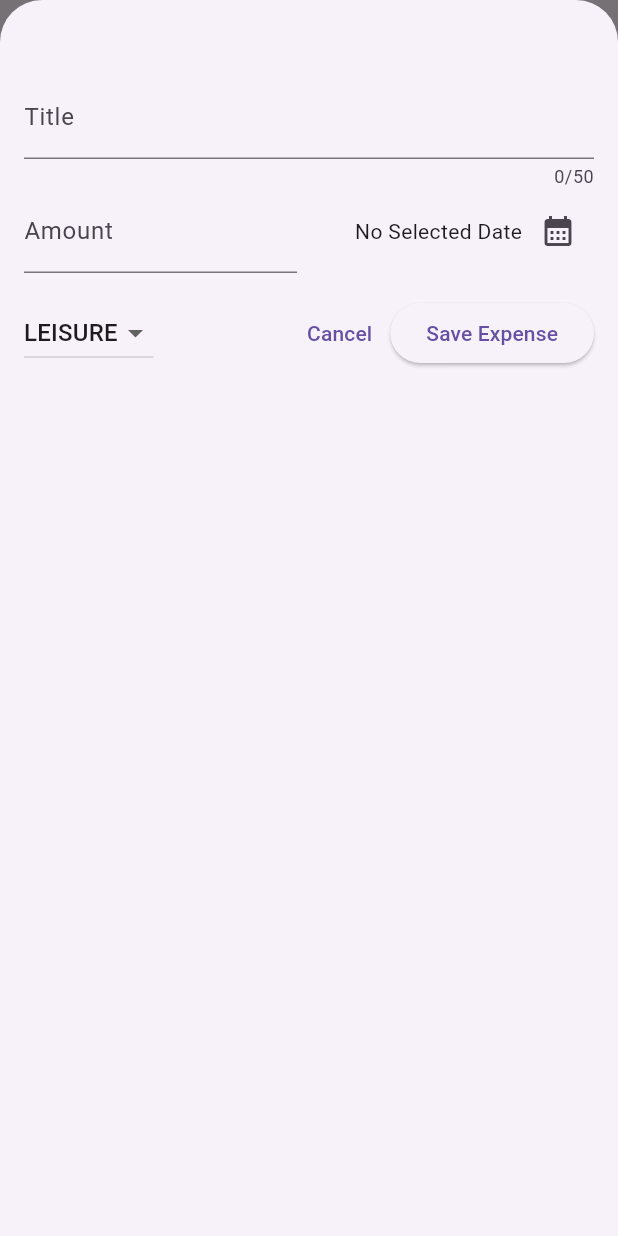
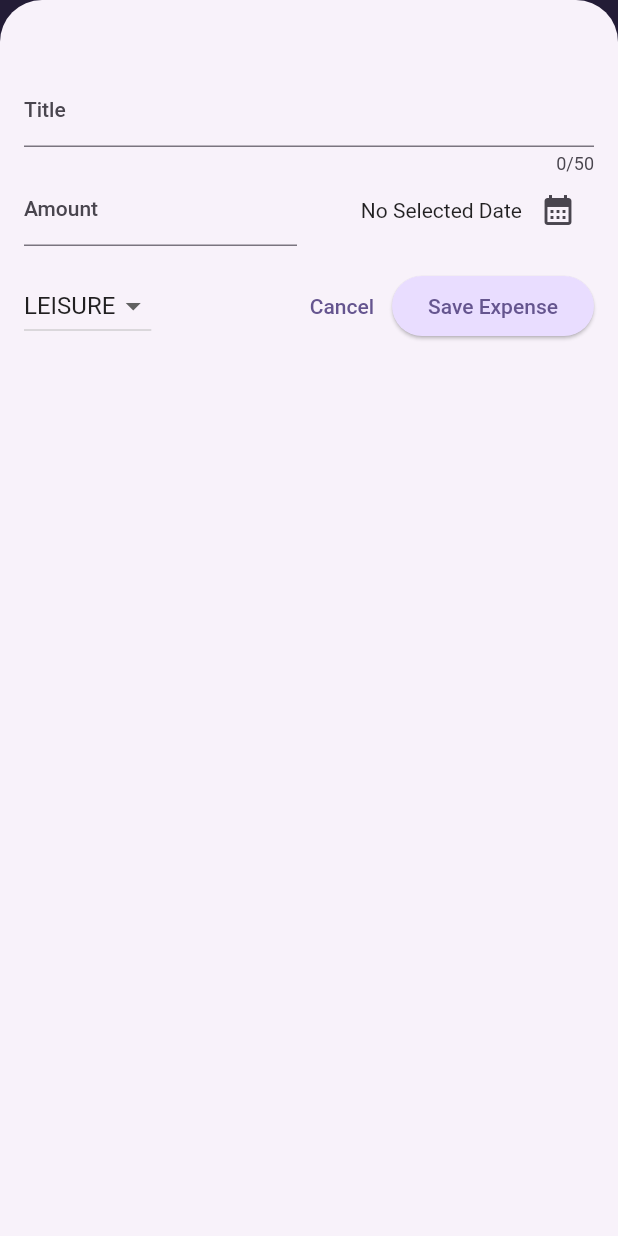
Before and after one commit to cdivyansh123/expense_tracker_app_flutter, a Flutter app: the screen it shows after launch, after a tap on the "add" icon, on a phone screen of 412 x 824 dp. Run offline on Flutter 3.47's test engine with Material 2 defaults, Android fonts, the phone set to English and light mode, and no system bars.

Commit message:
Sixth Commit

```diff
--- a/lib/main.dart
+++ b/lib/main.dart
@@ -1,9 +1,55 @@
 import 'package:expense_tracker_app_flutter/widgets/expenses.dart';
 import 'package:flutter/material.dart';
 
+var KcolorScheme =
+    ColorScheme.fromSeed(
+
+        seedColor: Color.fromARGB(255, 96, 59, 181));
+
+var kDarkScheme =
+    ColorScheme.fromSeed(
+        brightness: Brightness.dark,
+        seedColor: Color.fromARGB(255, 5, 99, 125)
+    );
+
 void main() {
   runApp(MaterialApp(
-    theme: ThemeData(useMaterial3: true),
+    darkTheme: ThemeData.dark().copyWith(
+      useMaterial3: true,
+      colorScheme: kDarkScheme,
+      cardTheme: CardTheme().copyWith(
+        color: kDarkScheme.secondaryContainer,
+        margin: EdgeInsets.symmetric(horizontal: 16, vertical: 8),
+      ),
+      elevatedButtonTheme: ElevatedButtonThemeData(
+        style: ElevatedButton.styleFrom(
+          backgroundColor: kDarkScheme.primaryContainer,
+          foregroundColor: kDarkScheme.onPrimaryContainer
+        ),
+      ),
+    ),
+    theme: ThemeData().copyWith(
+        useMaterial3: true,
+        colorScheme: KcolorScheme,
+        appBarTheme: AppBarTheme().copyWith(
+            backgroundColor: KcolorScheme.onPrimaryContainer,
+            foregroundColor: KcolorScheme.primaryContainer),
+        cardTheme: CardTheme().copyWith(
+          color: KcolorScheme.secondaryContainer,
+          margin: EdgeInsets.symmetric(horizontal: 16, vertical: 8),
+        ),
+        elevatedButtonTheme: ElevatedButtonThemeData(
+          style: ElevatedButton.styleFrom(
+            backgroundColor: KcolorScheme.primaryContainer,
+          ),
+        ),
+        textTheme: ThemeData().textTheme.copyWith(
+                titleLarge: TextStyle(
+              fontWeight: FontWeight.bold,
+              color: KcolorScheme.onSecondaryContainer,
+              fontSize: 16,
+            ))),
+    // themeMode: ThemeMode.system,
     home: Expense(),
     debugShowCheckedModeBanner: false,
   ));
--- a/lib/widgets/expense_list/expenses_item.dart
+++ b/lib/widgets/expense_list/expenses_item.dart
@@ -14,8 +14,9 @@
       child: Padding(
         padding: EdgeInsets.symmetric(horizontal: 20, vertical: 16),
         child: Column(
+          crossAxisAlignment: CrossAxisAlignment.start,
           children: [
-            Text(expense.title),
+            Text(expense.title,style: Theme.of(context).textTheme.titleLarge,),
             SizedBox(
               height: 4,
             ),
--- a/lib/widgets/expense_list/expenses_list.dart
+++ b/lib/widgets/expense_list/expenses_list.dart
@@ -1,4 +1,5 @@
 import 'package:flutter/cupertino.dart';
+import 'package:flutter/material.dart';
 
 import '../../models/expenses.dart';
 import 'expenses_item.dart';
@@ -16,6 +17,12 @@
       itemCount: expenses.length,
       itemBuilder: (context, index) => Dismissible(
           key: ValueKey(expenses[index]),
+          background: Container(
+            color: Theme.of(context).colorScheme.error.withOpacity(0.75),
+            margin: EdgeInsets.symmetric(
+              horizontal: Theme.of(context).cardTheme.margin!.horizontal
+            ),
+          ),
           onDismissed: (direction) {
             onRemoveExpenses(expenses[index]);
           },
--- a/lib/widgets/expenses.dart
+++ b/lib/widgets/expenses.dart
@@ -13,16 +13,16 @@
 
 class _ExpenseState extends State<Expense> {
   final List<Expenses> _registerExpense = [
-    // Expenses(
-    //     title: "flutter course",
-    //     amount: 500,
-    //     date: DateTime.now(),
-    //     category: Category.work),
-    // Expenses(
-    //     title: "cinema",
-    //     amount: 700,
-    //     date: DateTime.now(),
-    //     category: Category.leisure),
+    Expenses(
+        title: "flutter course",
+        amount: 500,
+        date: DateTime.now(),
+        category: Category.work),
+    Expenses(
+        title: "cinema",
+        amount: 700,
+        date: DateTime.now(),
+        category: Category.leisure),
   ];
 
   void _openAddExpense() {
```
Also changed, not shown: lib/widgets/new_expense.dart (line endings or trailing spaces).
